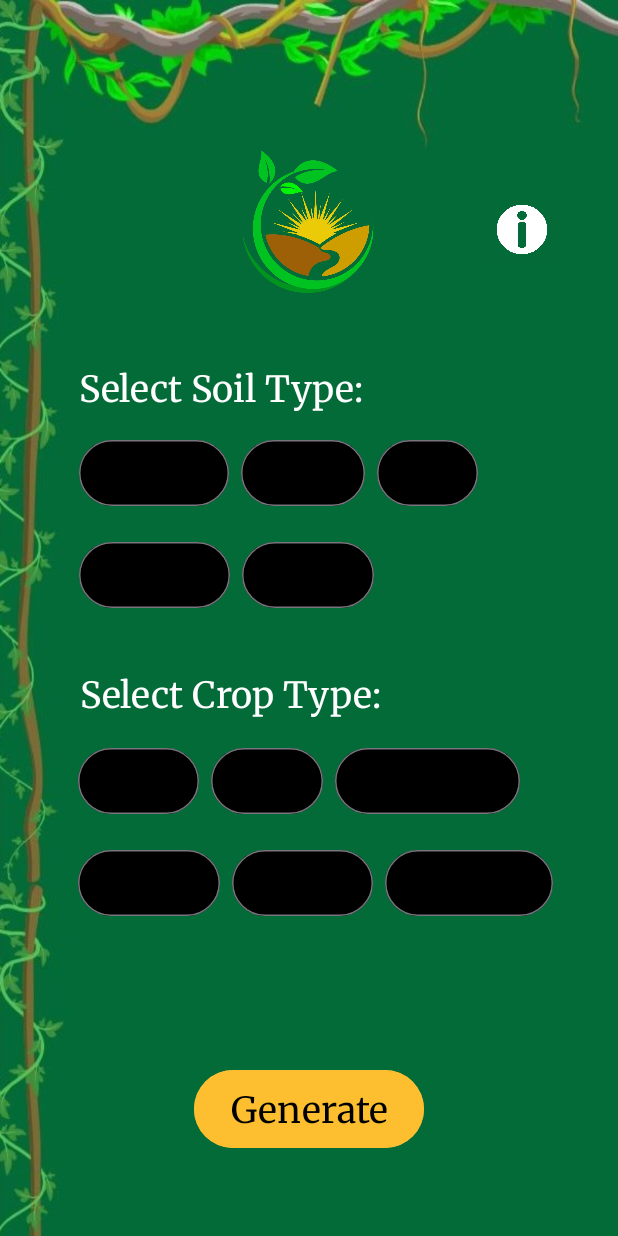
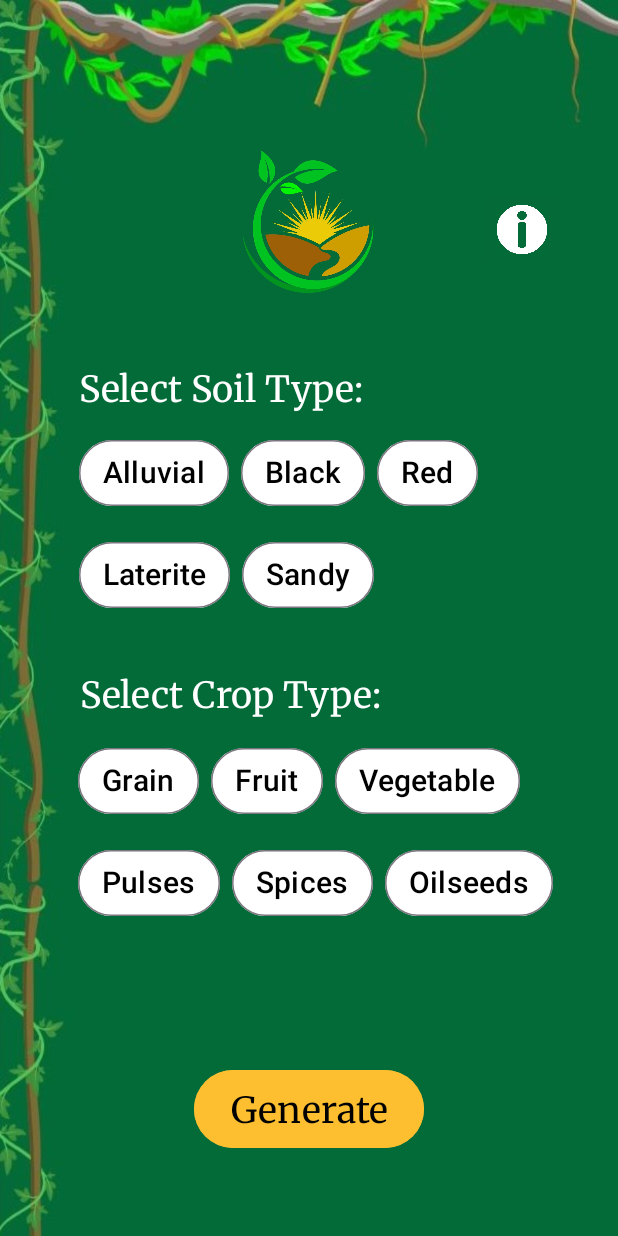
Before and after one commit to Mohamedshakin02/GreenComboApp, an Android app: the screen it shows after launch (MainActivity), on a phone screen of 412 x 824 dp. Run offline under Robolectric (Android 15) with nearby library versions, the phone set to English and light mode, and no system bars.

Commit message:
Changed the color

```diff
--- a/app/src/main/res/color/chip_selector.xml
+++ b/app/src/main/res/color/chip_selector.xml
@@ -2,5 +2,5 @@
 <selector xmlns:android="http://schemas.android.com/apk/res/android">
     <!-- Backgroud color of chip: sets background color to black when its selected, white when its no selected -->
     <item android:color="#000000" android:state_checked="true" />
-    <item android:color="#000000" />
+    <item android:color="#FFFFFF" />
 </selector>
```
